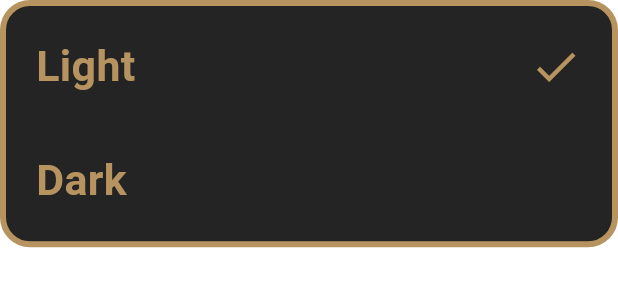
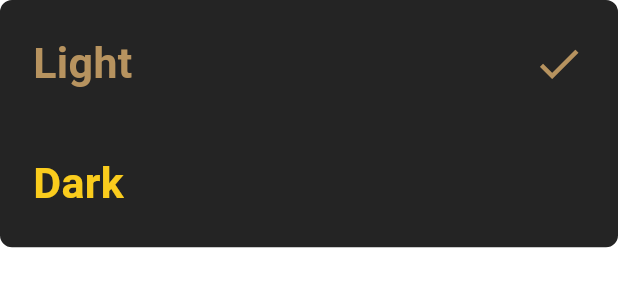
Before and after one commit to ahmedragab112/Islamic, a Flutter app: the ThemeingBottomSheet widget shown alone on an empty page, opened directly, on a phone screen of 412 x 824 dp. Shown: the top 300 px of the screen. Run offline on Flutter 3.47's test engine with Material 2 defaults, Android fonts, the phone set to English and light mode, and no system bars; our stand-ins replace flutter_screenutil, shared_preferences; accounts and stored records are empty; generated files the repository leaves out were written again; Roboto replaces fonts that are missing (assets/fonts/ElMessiri-SemiBold.ttf).

```diff
--- a/lib/providers/languae_provider.dart
+++ b/lib/providers/languae_provider.dart
@@ -2,7 +2,6 @@ import 'package:flutter/material.dart';
 import 'package:flutter/services.dart';
 import 'package:flutter_gen/gen_l10n/app_localizations.dart';
 import 'package:shared_preferences/shared_preferences.dart';
-
 import '../model/hadith_model.dart';
 import '../pages/taps/ahadeth_page.dart';
 import '../pages/taps/moshaf_page.dart';
@@ -14,7 +13,6 @@ import '../widgets/bottom_sheets/themeing_bottom_sheet.dart';
 
 class LanguageProvider extends ChangeNotifier {
   SharedPreferences? preferences;
-
   String languageCode = 'en';
   ThemeMode mode = ThemeMode.light;
   int counter = 1;
--- a/lib/widgets/bottom_sheets/language_bottom_sheet.dart
+++ b/lib/widgets/bottom_sheets/language_bottom_sheet.dart
@@ -12,12 +12,12 @@ class LanguageBottomSheet extends StatelessWidget {
     return Container(
       padding: const EdgeInsets.all(20),
       decoration: BoxDecoration(
-        color: Theme.of(context).colorScheme.onSecondary,
+        color: Theme.of(context).colorScheme.onError,
         border: Border.all(
           color: Theme.of(context).colorScheme.secondary,
           width: 2,
         ),
-        borderRadius: BorderRadius.circular(20),
+        borderRadius: BorderRadius.circular(8),
       ),
       height: MediaQuery.of(context).size.height * .2,
       child: Column(
--- a/lib/widgets/bottom_sheets/themeing_bottom_sheet.dart
+++ b/lib/widgets/bottom_sheets/themeing_bottom_sheet.dart
@@ -15,10 +15,10 @@ class ThemeingBottomSheet extends StatelessWidget {
       decoration: BoxDecoration(
         color: Theme.of(context).colorScheme.onSecondary,
         border: Border.all(
-          color: Theme.of(context).colorScheme.error,
-          width: 4,
+          color: Theme.of(context).colorScheme.secondary,
+          width: 2,
         ),
-        borderRadius: BorderRadius.circular(20),
+        borderRadius: BorderRadius.circular(8),
       ),
       height: MediaQuery.of(context).size.height * .2,
       child: Column(
@@ -36,7 +36,7 @@ class ThemeingBottomSheet extends StatelessWidget {
                   style: Theme.of(context).textTheme.bodyMedium!.copyWith(
                       color: provider.mode == ThemeMode.light
                           ? MyThemData.primryColor
-                          : Theme.of(context).colorScheme.secondary),
+                          : MyThemData.yellow),
                 ),
                 provider.mode == ThemeMode.light
                     ? Icon(
@@ -61,16 +61,16 @@ class ThemeingBottomSheet extends StatelessWidget {
                   'Dark',
                   style: Theme.of(context).textTheme.bodyMedium!.copyWith(
                       color: provider.mode == ThemeMode.dark
-                          ? Theme.of(context).colorScheme.error
-                          : MyThemData.primryColor),
+                          ? MyThemData.primryColor
+                          : MyThemData.yellow),
                 ),
                 provider.mode == ThemeMode.dark
                     ? Icon(
-                        Icons.check,
+                  Icons.check,
                         size: 35,
                         color: provider.mode == ThemeMode.dark
-                            ? MyThemData.primryColor
-                            : Theme.of(context).colorScheme.secondary,
+                            ? MyThemData.yellow
+                            : MyThemData.primryColor,
                       )
                     : const SizedBox.shrink(),
               ],
```
Lines whose indentation alone changed are shown as unchanged.
